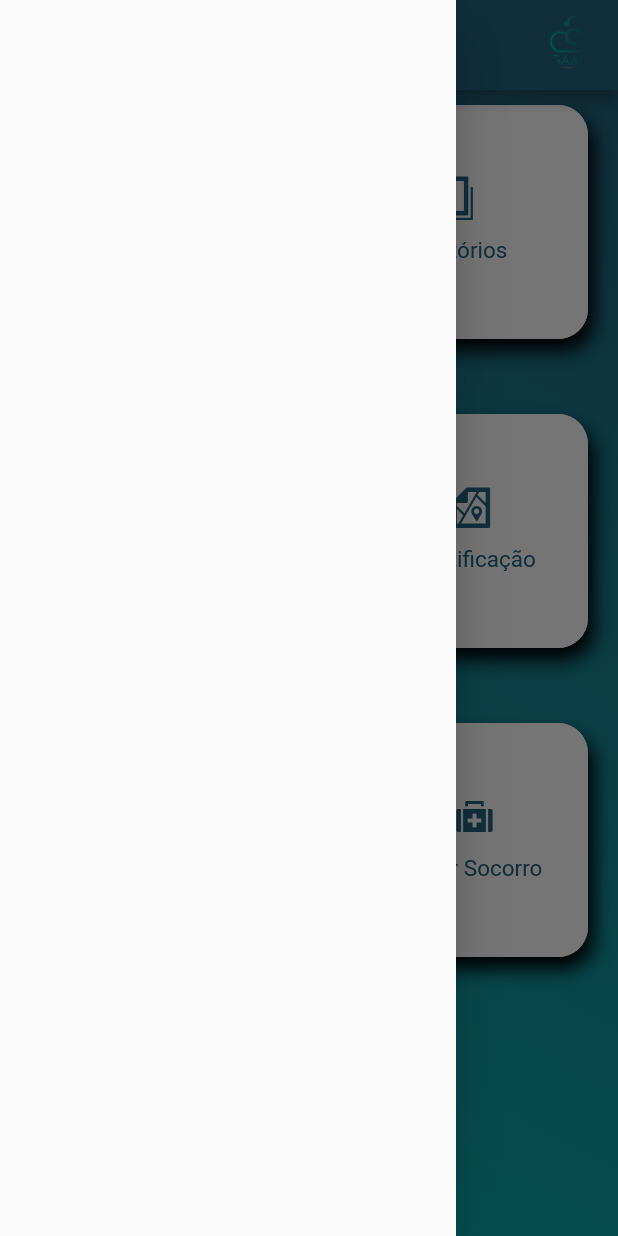
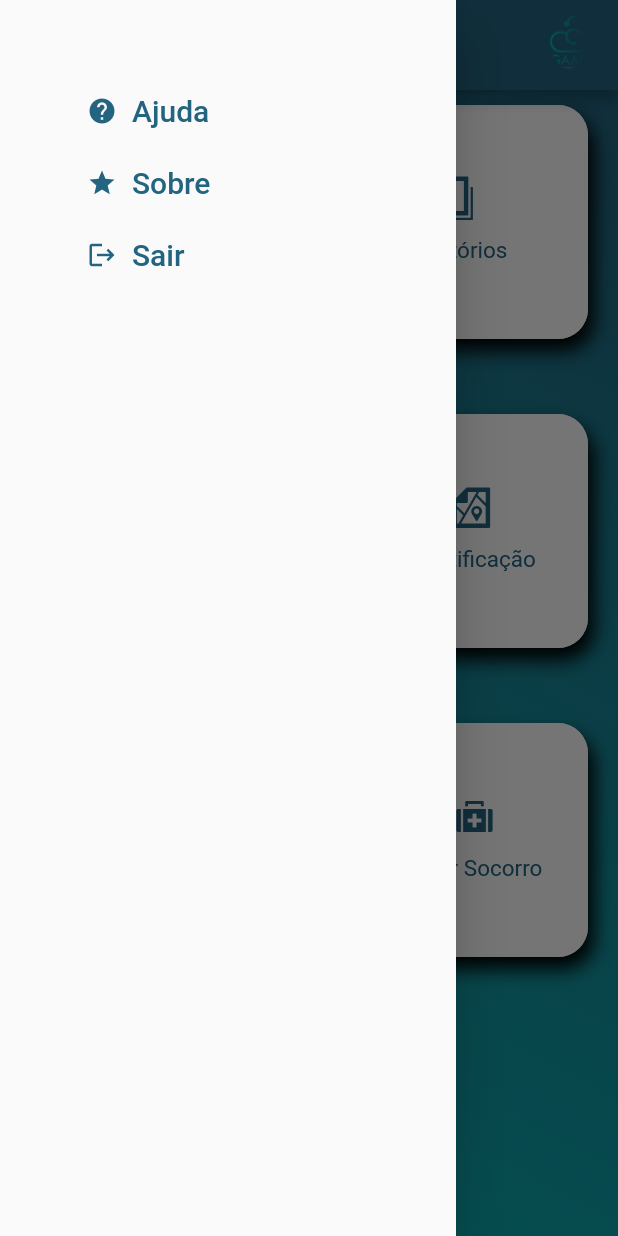
Before and after one commit to gDarbone/gaad-front-end, a Flutter app: the CategoryListPage screen opened by its route, with the side drawer open, on a phone screen of 412 x 824 dp. Run offline on Flutter 3.47's test engine with Material 2 defaults, Android fonts, the phone set to English and light mode, and no system bars.

```diff
--- a/lib/pages/CategoryListPage.dart
+++ b/lib/pages/CategoryListPage.dart
@@ -2,6 +2,7 @@ import 'package:flutter/material.dart';
 import 'package:gaad_mobile/pages/selectedcategorypage.dart';
 import 'package:gaad_mobile/services/categoryselectionservice.dart';
 import 'package:gaad_mobile/widgets/mainappbar.dart';
+import 'package:gaad_mobile/widgets/sidemenubar.dart';
 import 'package:provider/provider.dart';
 import '../helpers/utils.dart';
 import '../models/category.dart';
@@ -18,7 +19,9 @@ class CategoryListPage extends StatelessWidget {
     CategorySelectionService catSelection = Provider.of<CategorySelectionService>(context, listen: false);
 
     return Scaffold(
-      drawer: Drawer(),
+      drawer: Drawer(
+        child: SideMenuBar(),
+      ),
       appBar: MainAppBar(),
       body: Container(
         decoration: BoxDecoration(
--- a/lib/widgets/mainappbar.dart
+++ b/lib/widgets/mainappbar.dart
@@ -1,7 +1,6 @@
 import 'package:flutter/material.dart';
 
-class MainAppBar extends StatefulWidget implements PreferredSizeWidget{
-
+class MainAppBar extends StatefulWidget implements PreferredSizeWidget {
   @override
   MainAppBarState createState() => MainAppBarState();
 
@@ -9,15 +8,19 @@ class MainAppBar extends StatefulWidget implements PreferredSizeWidget{
   Size get preferredSize => new Size.fromHeight(60);
 }
 
-class MainAppBarState extends State<MainAppBar>{
-
+class MainAppBarState extends State<MainAppBar> {
   @override
-  Widget build(BuildContext context){
+  Widget build(BuildContext context) {
     return AppBar(
-      title: Text(
-        "GAAD",
-        textAlign: TextAlign.center,
-        style: TextStyle(color: Colors.white),
+      title: GestureDetector(
+        onTap: () {
+          Navigator.of(context).popUntil((route) => route.settings.name == '/CategoryListPage');
+        },
+        child: Text(
+          "GAAD",
+          textAlign: TextAlign.center,
+          style: TextStyle(color: Colors.white),
+        ),
       ),
       backgroundColor: Color.fromRGBO(35, 100, 128, 1),
       actions: [
--- /dev/null
+++ b/lib/widgets/sidemenubar.dart
@@ -0,0 +1,51 @@
+import 'package:flutter/material.dart';
+
+class SideMenuBar extends StatelessWidget {
+
+  @override
+  Widget build(BuildContext context) {
+    return Scaffold(
+      body: Container(
+        padding: EdgeInsets.all(50),
+        child: Column(
+          crossAxisAlignment: CrossAxisAlignment.stretch,
+          //mainAxisAlignment: MainAxisAlignment.spaceBetween,
+          children: [
+            TextButton(
+                onPressed: () {},
+                child: Row(
+                  children: [
+                    Icon(Icons.help, color: Color.fromRGBO(35, 100, 128, 1), size: 20),
+                    SizedBox(width: 10),
+                    Text("Ajuda",
+                        style: TextStyle(color: Color.fromRGBO(35, 100, 128, 1), fontSize: 20))
+                  ],
+                )),
+
+            TextButton(
+                onPressed: () {},
+                child: Row(
+                  children: [
+                    Icon(Icons.star, color: Color.fromRGBO(35, 100, 128, 1), size: 20),
+                    SizedBox(width: 10),
+                    Text("Sobre",
+                        style: TextStyle(color: Color.fromRGBO(35, 100, 128, 1), fontSize: 20))
+                  ],
+                )),
+            TextButton(
+                onPressed: () {},
+                child: Row(
+                  children: [
+                    Icon(Icons.logout, color: Color.fromRGBO(35, 100, 128, 1), size: 20),
+                    SizedBox(width: 10),
+                    Text("Sair",
+                        style: TextStyle(color: Color.fromRGBO(35, 100, 128, 1), fontSize: 20))
+                  ],
+                ))
+          ],
+
+        ),
+      ),
+    );
+  }
+}
```
Also changed, not shown: lib/pages/selectedcategorypage.dart (+34 -7 lines).
